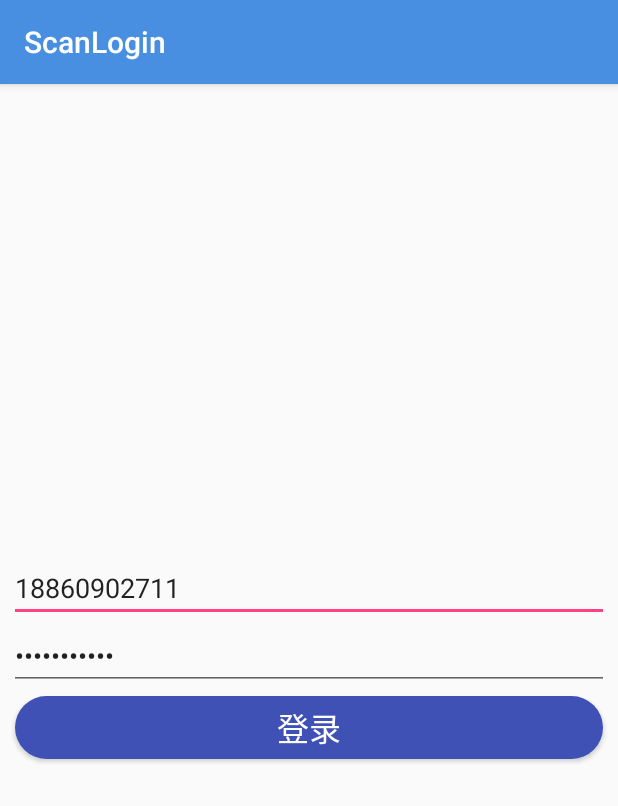
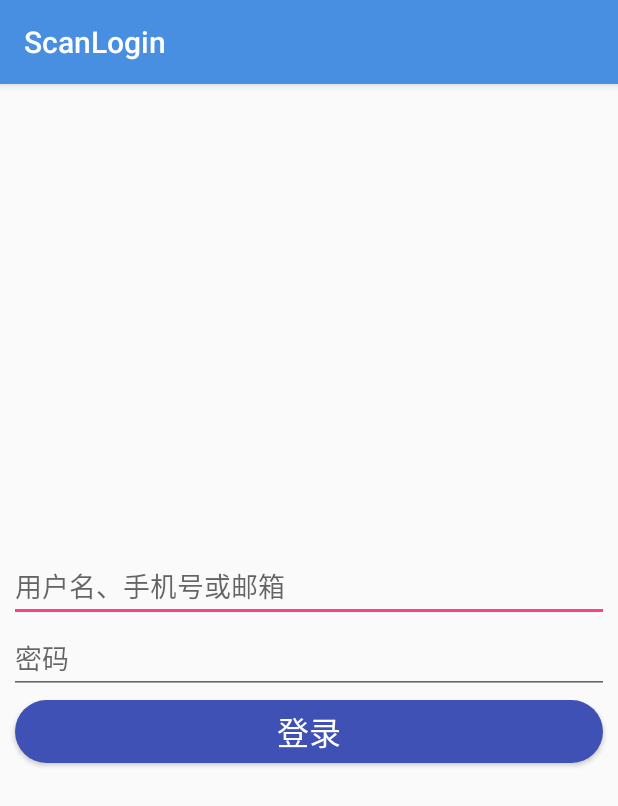
Before and after one commit to jeesun/ScanLogin, an Android app: the screen it shows after launch (LoginActivity), on a phone screen of 412 x 824 dp. Shown: the top 806 px of the screen. Run offline under Robolectric (Android 15) with nearby library versions, the phone set to English and light mode, and no system bars; our stand-ins replace ButterKnife; libraries missing offline, so code that uses them is left out: com.alibaba.fastjson, rx.android.schedulers, rx.functions, rx.schedulers.

Commit message:
代码规范化。

```diff
--- a/app/src/main/res/layout/activity_login.xml
+++ b/app/src/main/res/layout/activity_login.xml
@@ -18,7 +18,7 @@
             android:layout_height="wrap_content"
             android:ems="10"
             android:inputType="textPersonName"
-            android:text="18860902711" />
+            android:hint="@string/hint_login_username"/>
 
         <EditText
             android:id="@+id/password"
@@ -27,7 +27,7 @@
             android:layout_below="@id/username"
             android:ems="10"
             android:inputType="textPassword"
-            android:text="1234567890c"/>
+            android:hint="@string/hint_login_password"/>
 
         <Button
             android:id="@+id/login"
--- a/app/src/main/res/values/strings.xml
+++ b/app/src/main/res/values/strings.xml
@@ -16,4 +16,6 @@
     <string name="check_login">确认登录</string>
     <string name="cancel_login">取消登录</string>
     <string name="login_succeed">登录成功</string>
+    <string name="hint_login_username">用户名、手机号或邮箱</string>
+    <string name="hint_login_password">密码</string>
 </resources>
```
